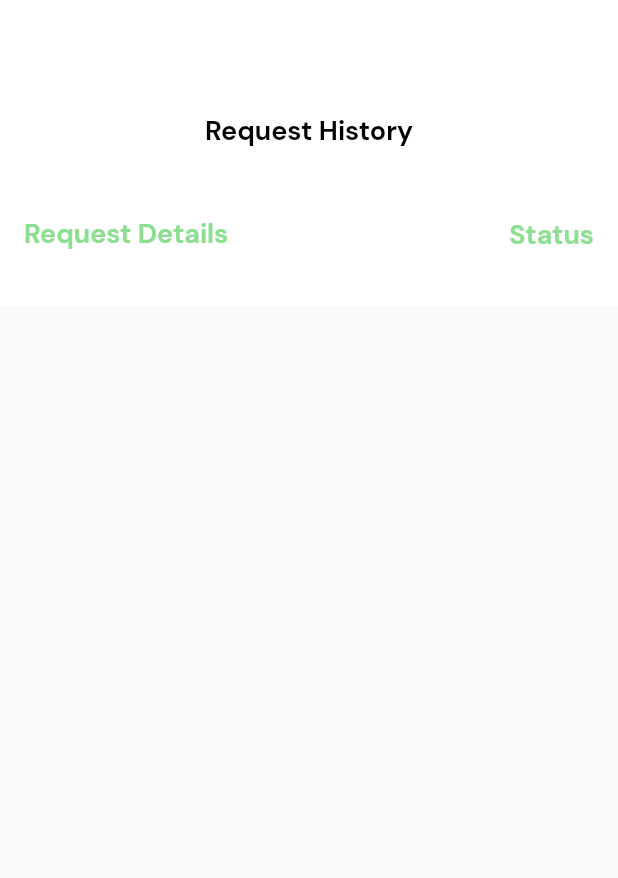
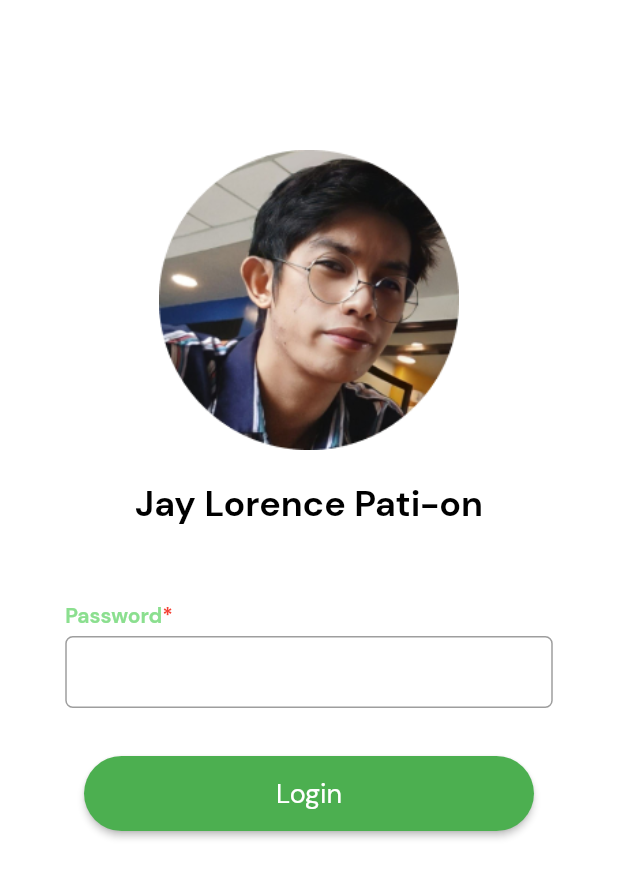
Before and after one commit to lansoyyy/animal_rescue, a Flutter app: the AdminMainScreen screen opened directly, after a tap on "Jay Lorence Pati-on", on a phone screen of 412 x 824 dp. Shown: the top 878 px of the screen. Run offline on Flutter 3.47's test engine with Material 2 defaults, Android fonts, the light colour scheme and no system bars; our stand-ins replace carousel_slider, cloud_firestore, firebase_auth, firebase_core, firebase_storage, fluttertoast and 3 more; accounts and stored records are empty.

Commit message:
added revisions

```diff
--- a/lib/screens/admin/admin_main_screen.dart
+++ b/lib/screens/admin/admin_main_screen.dart
@@ -1,13 +1,9 @@
-import 'package:animal_rescue/screens/admin/admin_request_screen.dart';
-import 'package:animal_rescue/screens/auth/signup_screen.dart';
-import 'package:animal_rescue/screens/home_screen.dart';
+import 'package:animal_rescue/screens/admin/admin_password_screen.dart';
 import 'package:animal_rescue/utils/colors.dart';
 
 import 'package:flutter/material.dart';
 
-import '../../widgets/button_widget.dart';
 import '../../widgets/text_widget.dart';
-import '../../widgets/textfield_widget.dart';
 
 class AdminMainScreen extends StatelessWidget {
   const AdminMainScreen({super.key});
@@ -35,7 +31,11 @@ class AdminMainScreen extends StatelessWidget {
             ListTile(
               onTap: () {
                 Navigator.of(context).push(MaterialPageRoute(
-                    builder: (context) => const AdminRequestScreen()));
+                    builder: (context) => AdminPasswordScreen(
+                          name: 'Jay Lorence Pati-on',
+                          img: 'assets/images/jay.png',
+                          user: 'Jay',
+                        )));
               },
               leading: CircleAvatar(
                   minRadius: 50,
@@ -54,7 +54,11 @@ class AdminMainScreen extends StatelessWidget {
             ListTile(
               onTap: () {
                 Navigator.of(context).push(MaterialPageRoute(
-                    builder: (context) => const AdminRequestScreen()));
+                    builder: (context) => AdminPasswordScreen(
+                          name: 'Leonil Lugod',
+                          img: 'assets/images/loy.png',
+                          user: 'Leonil',
+                        )));
               },
               leading: CircleAvatar(
                   minRadius: 50,
@@ -73,7 +77,11 @@ class AdminMainScreen extends StatelessWidget {
             ListTile(
               onTap: () {
                 Navigator.of(context).push(MaterialPageRoute(
-                    builder: (context) => const AdminRequestScreen()));
+                    builder: (context) => AdminPasswordScreen(
+                          name: 'Sarfeil Dave Curran',
+                          img: 'assets/images/sar.png',
+                          user: 'Sarfeil',
+                        )));
               },
               leading: CircleAvatar(
                   minRadius: 50,
--- /dev/null
+++ b/lib/screens/admin/admin_password_screen.dart
@@ -0,0 +1,78 @@
+import 'package:animal_rescue/screens/admin/admin_request_screen.dart';
+import 'package:animal_rescue/widgets/text_widget.dart';
+import 'package:animal_rescue/widgets/toast_widget.dart';
+import 'package:flutter/material.dart';
+
+import '../../widgets/button_widget.dart';
+import '../../widgets/textfield_widget.dart';
+
+class AdminPasswordScreen extends StatefulWidget {
+  String user;
+  String img;
+  String name;
+
+  AdminPasswordScreen(
+      {super.key, required this.user, required this.img, required this.name});
+
+  @override
+  State<AdminPasswordScreen> createState() => _AdminPasswordScreenState();
+}
+
+class _AdminPasswordScreenState extends State<AdminPasswordScreen> {
+  final passwordController = TextEditingController();
+  @override
+  Widget build(BuildContext context) {
+    return Scaffold(
+      backgroundColor: Colors.white,
+      body: SingleChildScrollView(
+        child: Column(
+          children: [
+            const SizedBox(
+              height: 100,
+            ),
+            Center(
+              child: Image.asset(
+                widget.img,
+                width: 325,
+                height: 200,
+              ),
+            ),
+            const SizedBox(
+              height: 20,
+            ),
+            TextWidget(
+              text: widget.name,
+              fontSize: 24,
+              fontFamily: 'Bold',
+            ),
+            const SizedBox(
+              height: 50,
+            ),
+            TextFieldWidget(
+              isObscure: true,
+              label: 'Password',
+              controller: passwordController,
+            ),
+            const SizedBox(
+              height: 30,
+            ),
+            ButtonWidget(
+              label: 'Login',
+              onPressed: () {
+                if (passwordController.text != '${widget.user}123') {
+                  showToast('Incorrect password!');
+                } else {
+                  Navigator.of(context).pushReplacement(MaterialPageRoute(
+                      builder: (context) => AdminRequestScreen(
+                            selected: widget.user,
+                          )));
+                }
+                // login(context);
+              },
+            ),
+          ],
+        ),
+      ),
+    );
+  }
+}
--- a/lib/screens/admin/admin_request_screen.dart
+++ b/lib/screens/admin/admin_request_screen.dart
@@ -1,15 +1,14 @@
 import 'package:animal_rescue/screens/admin/admin_rescue_screen.dart';
-import 'package:animal_rescue/screens/request_history_screen.dart';
 import 'package:animal_rescue/utils/colors.dart';
-import 'package:animal_rescue/widgets/button_widget.dart';
 import 'package:animal_rescue/widgets/text_widget.dart';
-import 'package:animal_rescue/widgets/textfield_widget.dart';
 import 'package:cloud_firestore/cloud_firestore.dart';
 import 'package:flutter/material.dart';
 import 'package:intl/intl.dart';
 
 class AdminRequestScreen extends StatefulWidget {
-  const AdminRequestScreen({super.key});
+  String selected;
+
+  AdminRequestScreen({super.key, required this.selected});
 
   @override
   State<AdminRequestScreen> createState() => _AdminRequestScreenState();
@@ -23,8 +22,10 @@ class _AdminRequestScreenState extends State<AdminRequestScreen> {
       body: Container(
         color: Colors.white,
         child: StreamBuilder<QuerySnapshot>(
-            stream:
-                FirebaseFirestore.instance.collection('Request').snapshots(),
+            stream: FirebaseFirestore.instance
+                .collection('Request')
+                .where('selected', isEqualTo: widget.selected)
+                .snapshots(),
             builder:
                 (BuildContext context, AsyncSnapshot<QuerySnapshot> snapshot) {
               if (snapshot.hasError) {
@@ -105,7 +106,8 @@ class _AdminRequestScreenState extends State<AdminRequestScreen> {
                                     fontFamily: 'Medium',
                                   ),
                                   TextWidget(
-                                    text: 'Rescuer: ${data.docs[i]['name']}',
+                                    text:
+                                        'Rescuer: ${data.docs[i]['selected']}',
                                     fontSize: 14,
                                     color: Colors.black,
                                     fontFamily: 'Medium',
--- a/lib/screens/rescue_request_screen.dart
+++ b/lib/screens/rescue_request_screen.dart
@@ -125,7 +125,8 @@ class _RescueRequestScreenState extends State<RescueRequestScreen> {
                         alignment: Alignment.topRight,
                         child: IconButton(
                           onPressed: () async {
-                            final Uri url = Uri.parse('https://youtube.com');
+                            final Uri url = Uri.parse(
+                                'https://www.youtube.com/watch?v=3LzNQY3aT4c');
                             if (!await launchUrl(url)) {
                               throw Exception('Could not launch $url');
                             }
```
Also changed, not shown: lib/screens/admin/admin_rescue_screen.dart (+2 -11 lines).
